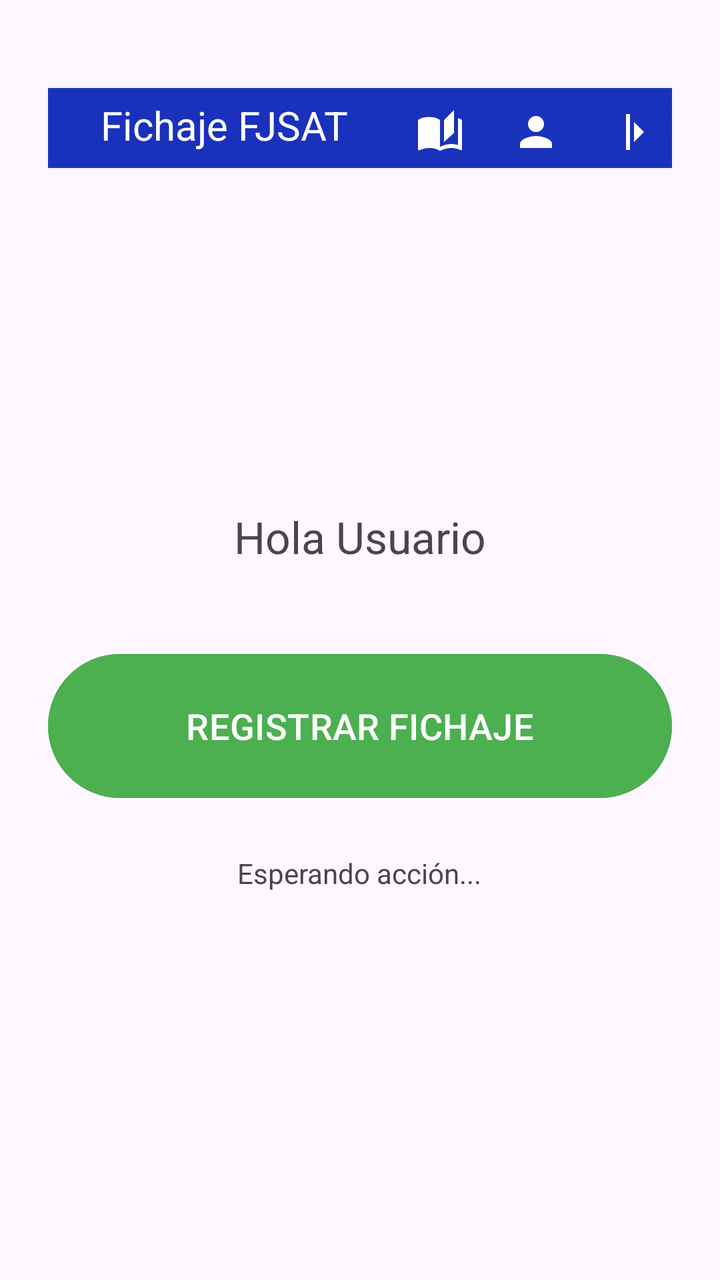
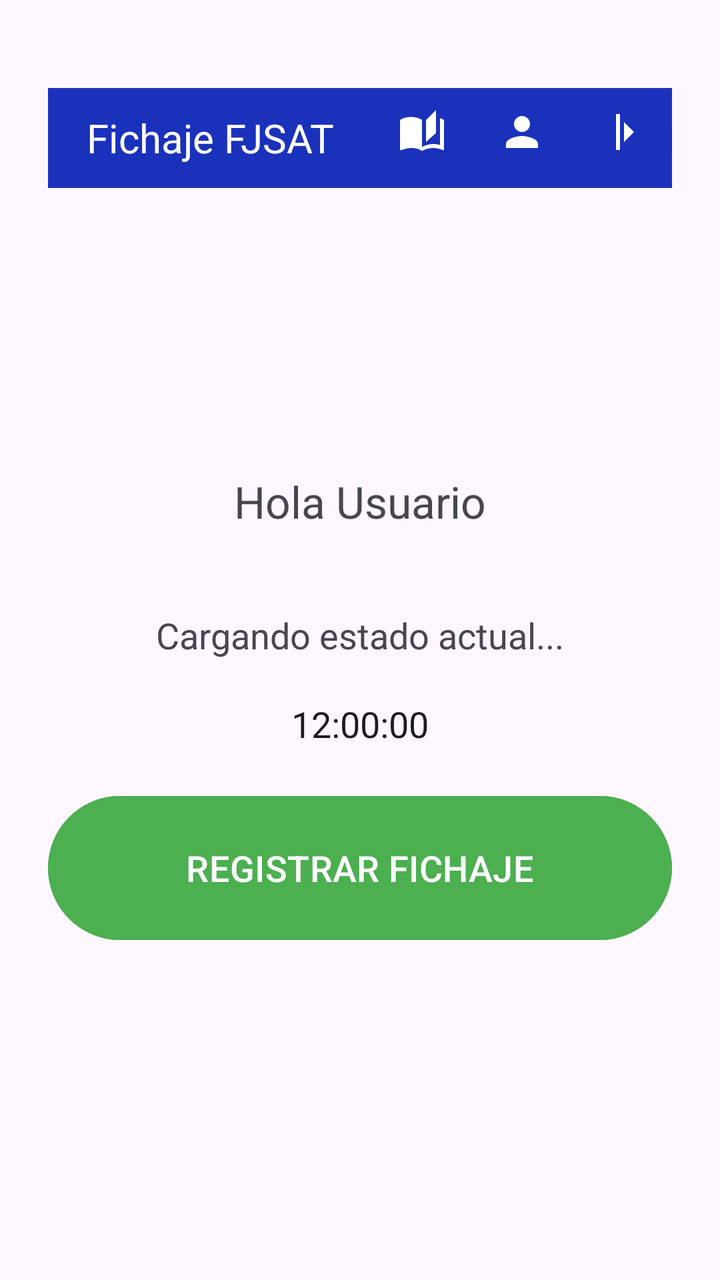

An Android layout rendered at two revisions. The XML below is the earlier revision; the diff shows what the commit changed to produce the second picture.
<!-- AndroidManifest.xml: application theme Theme.SigninApp -->
<!-- res/layout/activity_dashboard.xml -->
<?xml version="1.0" encoding="utf-8"?>
<LinearLayout xmlns:android="http://schemas.android.com/apk/res/android"
    android:layout_width="match_parent"
    android:layout_height="match_parent"
    android:orientation="vertical"
    android:padding="24dp"
>

    <LinearLayout
        android:layout_width="match_parent"
        android:layout_height="wrap_content"
        android:layout_gravity="top"
        android:gravity="right"
        android:orientation="horizontal"
        android:background="#1A31BC"
        android:layout_marginTop="20dp">
        <TextView
            android:layout_width="wrap_content"
            android:layout_height="match_parent"
            android:layout_weight="1"
            android:text="Fichaje FJSAT"
            android:textColor="#FFFFFF"
            android:textSize="20sp"
            android:textAlignment="center"
            android:layout_marginTop="5dp"
            />

        <Button
            android:id="@+id/btnHistory"
            android:layout_width="40dp"
            android:layout_height="40dp"
            android:layout_marginEnd="8dp"
            android:backgroundTint="#1A31BC"
            android:drawableTop="@drawable/baseline_auto_stories_24"
            android:drawablePadding="8dp"
            android:drawableTint="@color/white"
            android:textSize="12dp" />

        <Button
            android:id="@+id/btnPerfil"
            android:layout_width="40dp"
            android:layout_height="40dp"
            android:layout_marginEnd="8dp"
            android:backgroundTint="#1A31BC"
            android:drawableTop="@drawable/user_icon"
            android:drawablePadding="8dp"
            android:drawableTint="@color/white"
            android:textSize="12dp" />

        <Button
            android:id="@+id/btnLogout"
            android:layout_width="40dp"
            android:layout_height="40dp"
            android:backgroundTint="#1A31BC"
            android:drawableTop="@drawable/logout"
            android:drawableTint="@color/white"
            android:drawablePadding="8sp"
            android:textSize="12sp" />
    </LinearLayout>

    <LinearLayout
        android:layout_width="match_parent"
        android:layout_weight="1"
        android:orientation="vertical"
        android:gravity="center"
        android:layout_height="match_parent">

        <TextView
            android:id="@+id/tvWelcome"
            android:layout_width="wrap_content"
            android:layout_height="wrap_content"
            android:text="Hola Usuario"
            android:textSize="22sp"
            android:layout_marginBottom="40dp"/>

        <Button
            android:id="@+id/btnFichar"
            android:layout_width="match_parent"
            android:layout_height="80dp"
            android:text="REGISTRAR FICHAJE"
            android:textSize="18sp"
            android:backgroundTint="#4CAF50"/>

        <TextView
            android:id="@+id/tvStatus"
            android:layout_width="wrap_content"
            android:layout_height="wrap_content"
            android:text="Esperando acción..."
            android:layout_marginTop="24dp"/>
    </LinearLayout>
</LinearLayout>
<!-- resources referenced by this layout -->
<resources>
  <color name="white">#FFFFFFFF</color>
  <!-- drawable baseline_auto_stories_24 (drawable) -->
  <vector xmlns:android="http://schemas.android.com/apk/res/android" android:height="24dp" android:tint="#000000" android:viewportHeight="24" android:viewportWidth="24" android:width="24dp">
        
      <path android:fillColor="@android:color/white" android:pathData="M19,1l-5,5v11l5,-4.5L19,1zM1,6v14.65c0,0.25 0.25,0.5 0.5,0.5 0.1,0 0.15,-0.05 0.25,-0.05C3.1,20.45 5.05,20 6.5,20c1.95,0 4.05,0.4 5.5,1.5L12,6c-1.45,-1.1 -3.55,-1.5 -5.5,-1.5S2.45,4.9 1,6zM23,19.5L23,6c-0.6,-0.45 -1.25,-0.75 -2,-1v13.5c-1.1,-0.35 -2.3,-0.5 -3.5,-0.5 -1.7,0 -4.15,0.65 -5.5,1.5v2c1.35,-0.85 3.8,-1.5 5.5,-1.5 1.65,0 3.35,0.3 4.75,1.05 0.1,0.05 0.15,0.05 0.25,0.05 0.25,0 0.5,-0.25 0.5,-0.5v-1.1z"/>
      
  </vector>
  <!-- drawable logout (drawable) -->
  <vector xmlns:android="http://schemas.android.com/apk/res/android" android:autoMirrored="true" android:height="24dp" android:tint="#000000" android:viewportHeight="960" android:viewportWidth="960" android:width="24dp">
        
      <path android:fillColor="@android:color/white" android:pathData="M360,840L360,120L440,120L440,840L360,840ZM520,680L520,280L720,480L520,680Z"/>
      
  </vector>
  <!-- drawable user_icon (drawable) -->
  <vector xmlns:android="http://schemas.android.com/apk/res/android" android:height="24dp" android:tint="#000000" android:viewportHeight="24" android:viewportWidth="24" android:width="24dp">
        
      <path android:fillColor="@android:color/white" android:pathData="M12,12c2.21,0 4,-1.79 4,-4s-1.79,-4 -4,-4 -4,1.79 -4,4 1.79,4 4,4zM12,14c-2.67,0 -8,1.34 -8,4v2h16v-2c0,-2.66 -5.33,-4 -8,-4z"/>
      
  </vector>
  <style name="Theme.SigninApp" parent="Base.Theme.SigninApp" />
  <style name="Base.Theme.SigninApp" parent="Theme.Material3.DayNight.NoActionBar">
          
          
      </style>
</resources>

<!-- the commit's change to res/layout/activity_dashboard.xml (unified diff, before → after) -->
@@ -17,45 +17,49 @@
         <TextView
             android:layout_width="wrap_content"
             android:layout_height="match_parent"
-            android:layout_weight="1"
+            android:layout_weight="2"
             android:text="Fichaje FJSAT"
             android:textColor="#FFFFFF"
             android:textSize="20sp"
             android:textAlignment="center"
-            android:layout_marginTop="5dp"
+            android:gravity="center"
             />
 
         <Button
             android:id="@+id/btnHistory"
-            android:layout_width="40dp"
-            android:layout_height="40dp"
-            android:layout_marginEnd="8dp"
+            android:layout_width="50dp"
+            android:layout_height="50dp"
             android:backgroundTint="#1A31BC"
             android:drawableTop="@drawable/baseline_auto_stories_24"
-            android:drawablePadding="8dp"
+            android:drawablePadding="10dp"
             android:drawableTint="@color/white"
-            android:textSize="12dp" />
+            android:textSize="12dp"
+            android:textAlignment="center"
+            android:gravity="center"/>
 
         <Button
             android:id="@+id/btnPerfil"
-            android:layout_width="40dp"
-            android:layout_height="40dp"
-            android:layout_marginEnd="8dp"
+            android:layout_width="50dp"
+            android:layout_height="50dp"
             android:backgroundTint="#1A31BC"
             android:drawableTop="@drawable/user_icon"
-            android:drawablePadding="8dp"
+            android:drawablePadding="10dp"
             android:drawableTint="@color/white"
-            android:textSize="12dp" />
+            android:textSize="12dp"
+            android:textAlignment="center"
+            android:gravity="center"/>
 
         <Button
             android:id="@+id/btnLogout"
-            android:layout_width="40dp"
-            android:layout_height="40dp"
+            android:layout_width="50dp"
+            android:layout_height="50dp"
             android:backgroundTint="#1A31BC"
             android:drawableTop="@drawable/logout"
             android:drawableTint="@color/white"
-            android:drawablePadding="8sp"
-            android:textSize="12sp" />
+            android:drawablePadding="10sp"
+            android:textSize="12sp"
+            android:textAlignment="center"
+            android:gravity="center"/>
     </LinearLayout>
 
     <LinearLayout
@@ -73,6 +77,23 @@
             android:textSize="22sp"
             android:layout_marginBottom="40dp"/>
 
+        <TextView
+            android:id="@+id/tvStatus"
+            android:layout_width="wrap_content"
+            android:layout_height="wrap_content"
+            android:text="Cargando estado actual..."
+            android:textSize="18sp"
+            android:layout_marginBottom="20dp"/>
+
+        <TextClock
+            android:id="@+id/tvTime"
+            android:layout_width="wrap_content"
+            android:layout_height="wrap_content"
+            android:format12Hour="hh:mm:ss"
+            android:format24Hour="HH:mm:ss"
+            android:textSize="18sp"
+            android:layout_marginBottom="20dp"/>
+
         <Button
             android:id="@+id/btnFichar"
             android:layout_width="match_parent"
@@ -81,11 +102,5 @@
             android:textSize="18sp"
             android:backgroundTint="#4CAF50"/>
 
-        <TextView
-            android:id="@+id/tvStatus"
-            android:layout_width="wrap_content"
-            android:layout_height="wrap_content"
-            android:text="Esperando acción..."
-            android:layout_marginTop="24dp"/>
     </LinearLayout>
 </LinearLayout>
